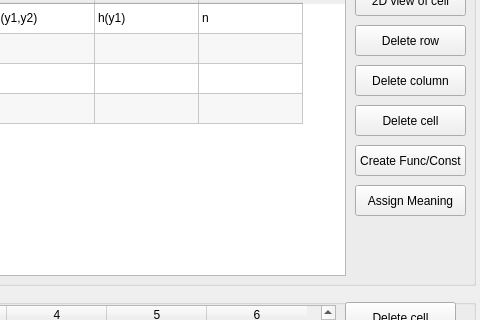
Above: window.ui from Molingejr/operator_expression_generator before the change; both pictures show x 325 to 805 and y 84 to 404 of the 805 by 615 pixel window. Below: the same form after it.
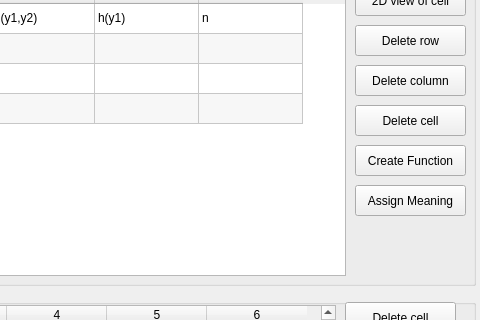
That is the form after the change. Icons and pictures are not drawn.

Patch:
```diff
--- a/window.ui
+++ b/window.ui
@@ -379,7 +379,7 @@
       </rect>
      </property>
      <property name="text">
-      <string>Create Func/Const</string>
+      <string>Create Function</string>
      </property>
     </widget>
     <widget class="QPushButton" name="pushButton_2d">
```
